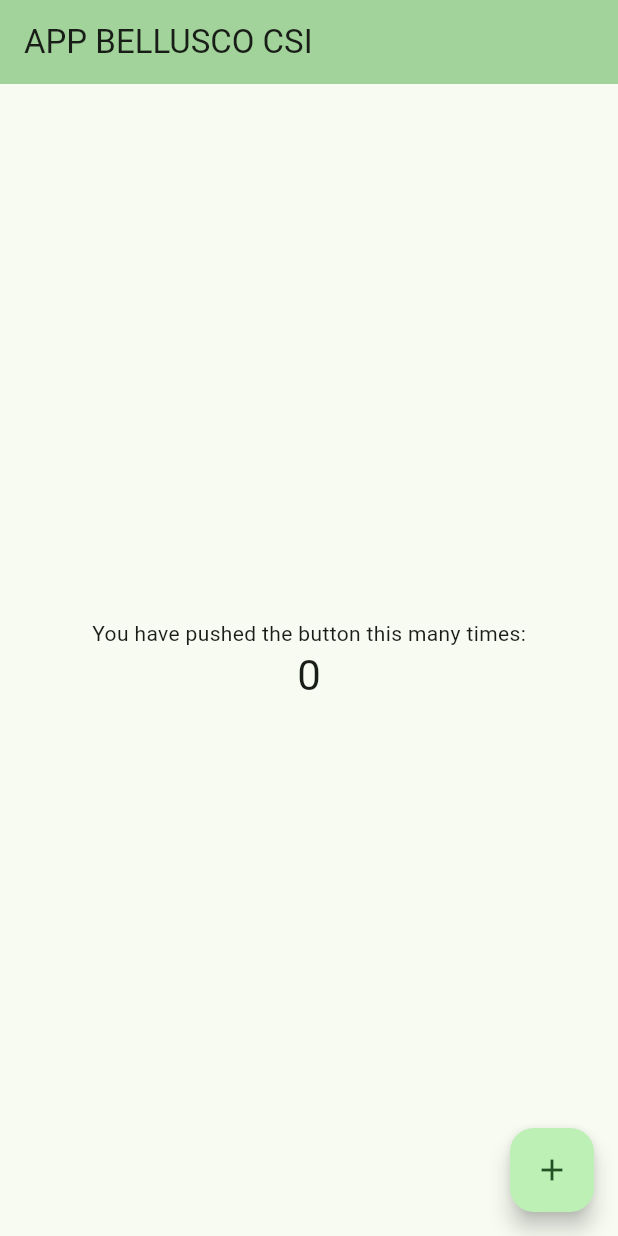
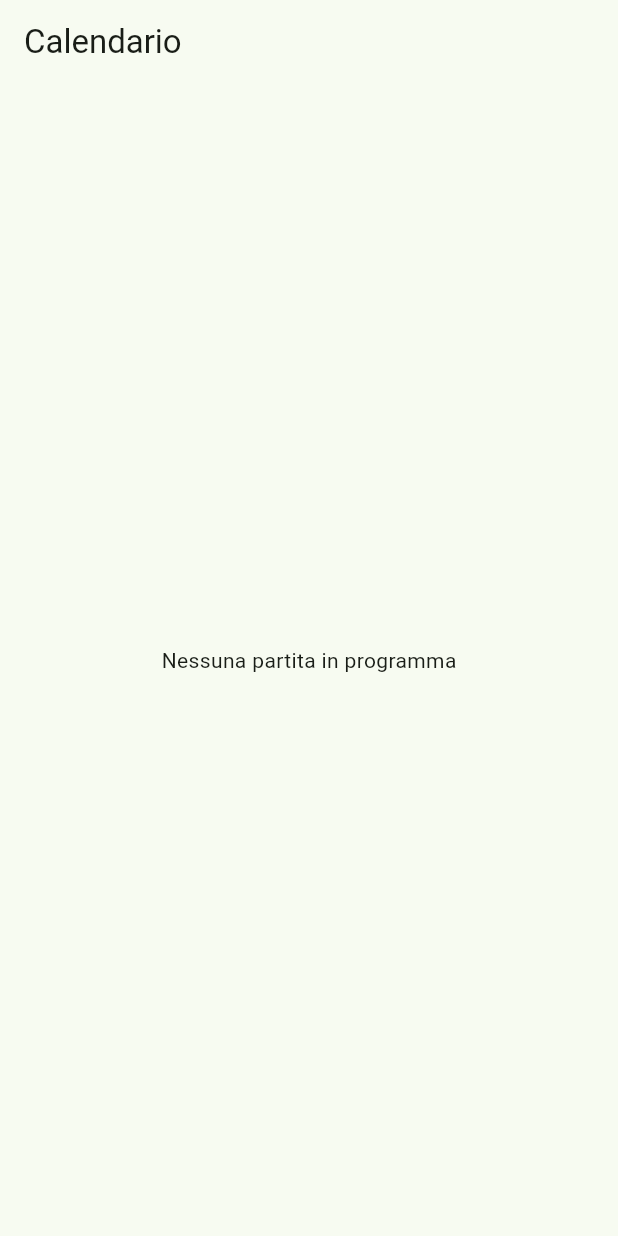
Before and after one commit to Lucacoronaa/AppCsiBellusco, a Flutter app: the screen it shows after launch, on a phone screen of 412 x 824 dp. Run offline on Flutter 3.47's test engine with Material 3 defaults, Android fonts, the light colour scheme and no system bars.

Commit message:
feat: add app shell and events page

```diff
--- a/analysis_options.yaml
+++ b/analysis_options.yaml
@@ -13,3 +13,4 @@ analyzer:
 linter:
   rules:
     public_member_api_docs: false
+    unnecessary_type_name_in_constructor: false
--- /dev/null
+++ b/lib/app/app.dart
@@ -0,0 +1,17 @@
+import 'package:flutter/material.dart';
+import 'package:squadra_csi/features/events/presentation/events_page.dart';
+
+class App extends StatelessWidget {
+  const App({super.key});
+
+  @override
+  Widget build(BuildContext context) {
+    return MaterialApp(
+      title: 'Squadra CSI',
+      theme: ThemeData(
+        colorScheme: ColorScheme.fromSeed(seedColor: Colors.green),
+      ),
+      home: const EventsPage(),
+    );
+  }
+}
--- /dev/null
+++ b/lib/features/events/presentation/events_page.dart
@@ -0,0 +1,13 @@
+import 'package:flutter/material.dart';
+
+class EventsPage extends StatelessWidget {
+  const EventsPage({super.key});
+
+  @override
+  Widget build(BuildContext context) {
+    return Scaffold(
+      appBar: AppBar(title: const Text('Calendario')),
+      body: const Center(child: Text('Nessuna partita in programma')),
+    );
+  }
+}
--- a/lib/main.dart
+++ b/lib/main.dart
@@ -1,122 +1,6 @@
 import 'package:flutter/material.dart';
+import 'package:squadra_csi/app/app.dart';
 
 void main() {
-  runApp(const MyApp());
+  runApp(const App());
 }
-
-class MyApp extends StatelessWidget {
-  const MyApp({super.key});
-
-  // This widget is the root of your application.
-  @override
-  Widget build(BuildContext context) {
-    return MaterialApp(
-      title: 'Flutter Demo',
-      theme: ThemeData(
-        // This is the theme of your application.
-        //
-        // TRY THIS: Try running your application with "flutter run". You'll see
-        // the application has a purple toolbar. Then, without quitting the app,
-        // try changing the seedColor in the colorScheme below to Colors.green
-        // and then invoke "hot reload" (save your changes or press the "hot
-        // reload" button in a Flutter-supported IDE, or press "r" if you used
-        // the command line to start the app).
-        //
-        // Notice that the counter didn't reset back to zero; the application
-        // state is not lost during the reload. To reset the state, use hot
-        // restart instead.
-        //
-        // This works for code too, not just values: Most code changes can be
-        // tested with just a hot reload.
-        colorScheme: .fromSeed(seedColor: Colors.green),
-      ),
-      home: const MyHomePage(title: 'APP BELLUSCO CSI'),
-    );
-  }
-}
-
-class MyHomePage extends StatefulWidget {
-  const MyHomePage({super.key, required this.title});
-
-  // This widget is the home page of your application. It is stateful, meaning
-  // that it has a State object (defined below) that contains fields that affect
-  // how it looks.
-
-  // This class is the configuration for the state. It holds the values (in this
-  // case the title) provided by the parent (in this case the App widget) and
-  // used by the build method of the State. Fields in a Widget subclass are
-  // always marked "final".
-
-  final String title;
-
-  @override
-  State<MyHomePage> createState() => _MyHomePageState();
-}
-
-class _MyHomePageState extends State<MyHomePage> {
-  int _counter = 0;
-
-  void _incrementCounter() {
-    setState(() {
-      // This call to setState tells the Flutter framework that something has
-      // changed in this State, which causes it to rerun the build method below
-      // so that the display can reflect the updated values. If we changed
-      // _counter without calling setState(), then the build method would not be
-      // called again, and so nothing would appear to happen.
-      _counter++;
-    });
-  }
-
-  @override
-  Widget build(BuildContext context) {
-    // This method is rerun every time setState is called, for instance as done
-    // by the _incrementCounter method above.
-    //
-    // The Flutter framework has been optimized to make rerunning build methods
-    // fast, so that you can just rebuild anything that needs updating rather
-    // than having to individually change instances of widgets.
-    return Scaffold(
-      appBar: AppBar(
-        // TRY THIS: Try changing the color here to a specific color (to
-        // Colors.amber, perhaps?) and trigger a hot reload to see the AppBar
-        // change color while the other colors stay the same.
-        backgroundColor: Theme.of(context).colorScheme.inversePrimary,
-        // Here we take the value from the MyHomePage object that was created by
-        // the App.build method, and use it to set our appbar title.
-        title: Text(widget.title),
-      ),
-      body: Center(
-        // Center is a layout widget. It takes a single child and positions it
-        // in the middle of the parent.
-        child: Column(
-          // Column is also a layout widget. It takes a list of children and
-          // arranges them vertically. By default, it sizes itself to fit its
-          // children horizontally, and tries to be as tall as its parent.
-          //
-          // Column has various properties to control how it sizes itself and
-          // how it positions its children. Here we use mainAxisAlignment to
-          // center the children vertically; the main axis here is the vertical
-          // axis because Columns are vertical (the cross axis would be
-          // horizontal).
-          //
-          // TRY THIS: Invoke "debug painting" (choose the "Toggle Debug Paint"
-          // action in the IDE, or press "p" in the console), to see the
-          // wireframe for each widget.
-          mainAxisAlignment: .center,
-          children: [
-            const Text('You have pushed the button this many times:'),
-            Text(
-              '$_counter',
-              style: Theme.of(context).textTheme.headlineMedium,
-            ),
-          ],
-        ),
-      ),
-      floatingActionButton: FloatingActionButton(
-        onPressed: _incrementCounter,
-        tooltip: 'Increment',
-        child: const Icon(Icons.add),
-      ),
-    );
-  }
-}
```
Also changed, not shown: 1 other file.
